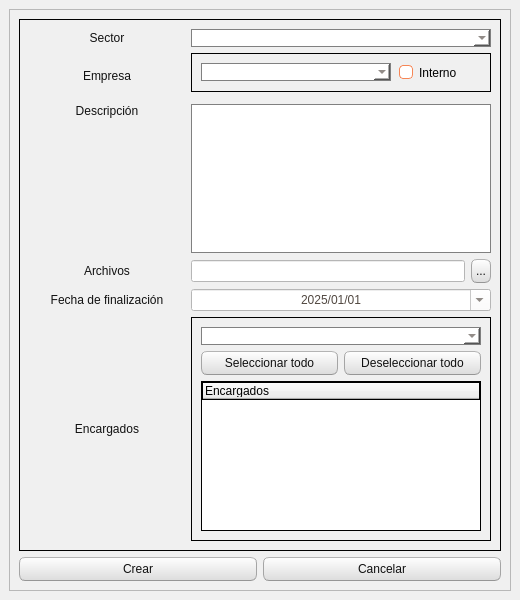
Qt form gui/gui_agregar_evento.ui (TomasDRS/software_syg) before a commit.
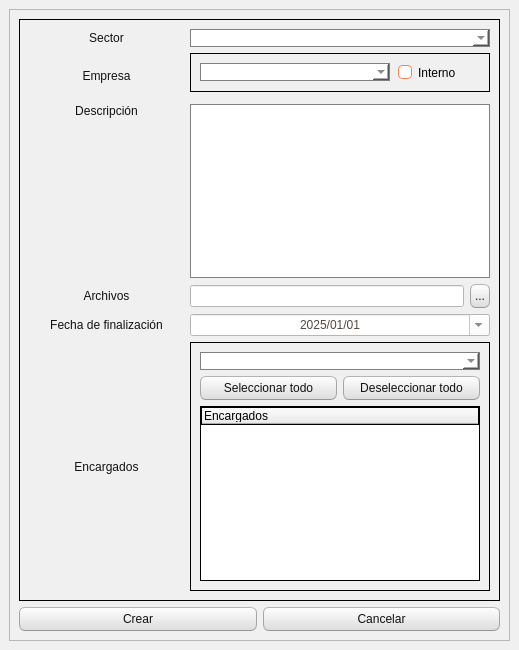
The same form after that commit. Icons and pictures are not drawn.

Patch:
```diff
--- a/gui/gui_agregar_evento.ui
+++ b/gui/gui_agregar_evento.ui
@@ -6,8 +6,8 @@
    <rect>
     <x>0</x>
     <y>0</y>
-    <width>520</width>
-    <height>600</height>
+    <width>519</width>
+    <height>650</height>
    </rect>
   </property>
   <property name="sizePolicy">
```
